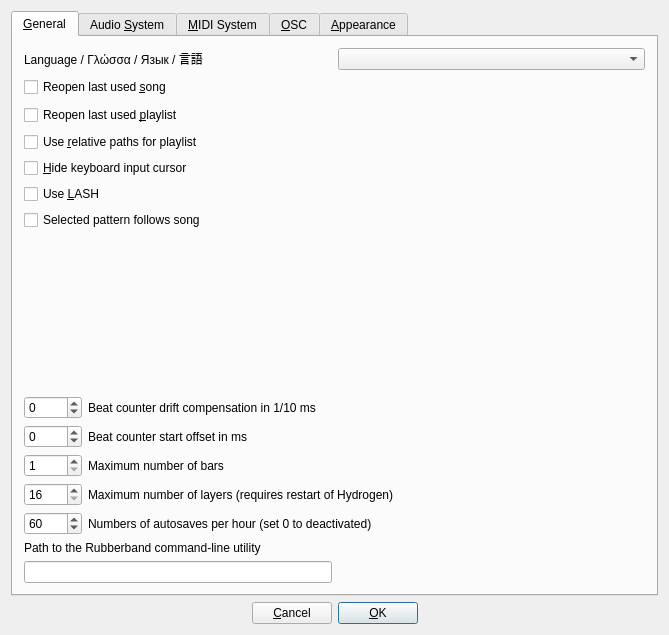
Old version of the form src/gui/src/PreferencesDialog/PreferencesDialog_UI.ui in the repository hydrogen-music/hydrogen.
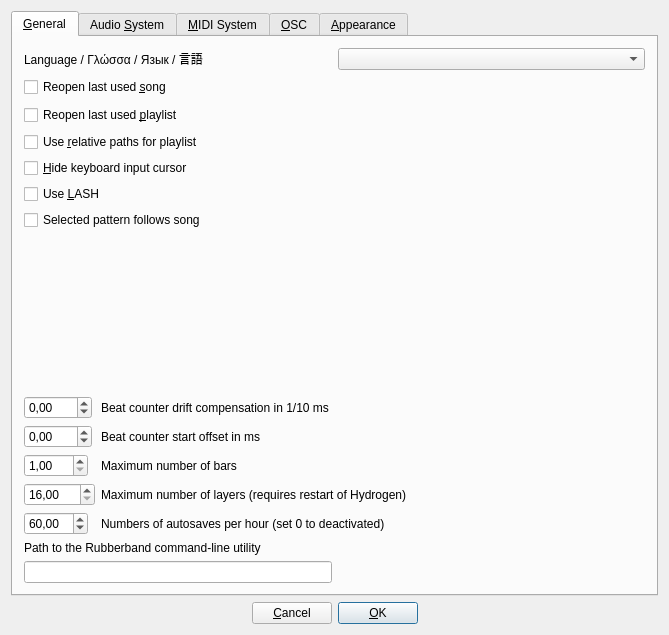
New version of the form. Custom widgets are drawn as their Qt base class.

Commit message: use custom widgets in PreferencesDialog

```diff
--- a/src/gui/src/PreferencesDialog/PreferencesDialog_UI.ui
+++ b/src/gui/src/PreferencesDialog/PreferencesDialog_UI.ui
@@ -126,13 +126,7 @@
        <item>
         <layout class="QFormLayout" name="formLayout">
          <item row="0" column="0">
-          <widget class="QSpinBox" name="sBcountOffset">
-           <property name="minimumSize">
-            <size>
-             <width>58</width>
-             <height>0</height>
-            </size>
-           </property>
+          <widget class="LCDSpinBox" name="sBcountOffset">
            <property name="toolTip">
             <string>first step, adjust timing mismatch between controller/keyboard trigger latency and computed bpm</string>
            </property>
@@ -152,13 +146,7 @@
           </widget>
          </item>
          <item row="1" column="0">
-          <widget class="QSpinBox" name="sBstartOffset">
-           <property name="minimumSize">
-            <size>
-             <width>58</width>
-             <height>0</height>
-            </size>
-           </property>
+          <widget class="LCDSpinBox" name="sBstartOffset">
            <property name="toolTip">
             <string>second step, adjust offset between last controller/keyboard trigger and the deferred sequencer startup </string>
            </property>
@@ -178,13 +166,7 @@
           </widget>
          </item>
          <item row="2" column="0">
-          <widget class="QSpinBox" name="sBmaxBars">
-           <property name="minimumSize">
-            <size>
-             <width>58</width>
-             <height>0</height>
-            </size>
-           </property>
+          <widget class="LCDSpinBox" name="sBmaxBars">
            <property name="toolTip">
             <string>second step, adjust offset between last controller/keyboard trigger and the deferred sequencer startup </string>
            </property>
@@ -197,13 +179,7 @@
           </widget>
          </item>
          <item row="3" column="0">
-          <widget class="QSpinBox" name="sBmaxLayers">
-           <property name="minimumSize">
-            <size>
-             <width>58</width>
-             <height>0</height>
-            </size>
-           </property>
+          <widget class="LCDSpinBox" name="sBmaxLayers">
            <property name="toolTip">
             <string>Maximum number of instrument layers</string>
            </property>
@@ -230,13 +206,7 @@
           </widget>
          </item>
          <item row="4" column="0">
-          <widget class="QSpinBox" name="autosaveSpinBox">
-           <property name="minimumSize">
-            <size>
-             <width>58</width>
-             <height>0</height>
-            </size>
-           </property>
+          <widget class="LCDSpinBox" name="autosaveSpinBox">
            <property name="maximum">
             <number>360</number>
            </property>
@@ -1875,12 +1845,12 @@
   </customwidget>
   <customwidget>
    <class>DeviceComboBox</class>
-   <extends>QComboBox</extends>
+   <extends>LCDCombo</extends>
    <header location="global">../src/PreferencesDialog/PreferencesDialog.h</header>
   </customwidget>
   <customwidget>
    <class>HostAPIComboBox</class>
-   <extends>QComboBox</extends>
+   <extends>LCDCombo</extends>
    <header location="global">../src/PreferencesDialog/PreferencesDialog.h</header>
   </customwidget>
   <customwidget>
@@ -1889,6 +1859,18 @@
    <header location="global">../src/Widgets/ColorSelectionButton.h</header>
    <container>1</container>
   </customwidget>
+  <customwidget>
+   <class>LCDCombo</class>
+   <extends>QComboBox</extends>
+   <header location="global">../src/Widgets/LCDCombo.h</header>
+   <container>1</container>
+  </customwidget>
+  <customwidget>
+   <class>LCDSpinBox</class>
+   <extends>QDoubleSpinBox</extends>
+   <header location="global">../src/Widgets/LCDSpinBox.h</header>
+   <container>1</container>
+  </customwidget>
  </customwidgets>
  <resources/>
  <connections/>
```
Left out of the diff: 112 changed lines with no effect on the pictures. The commit also changes 9 other files.
